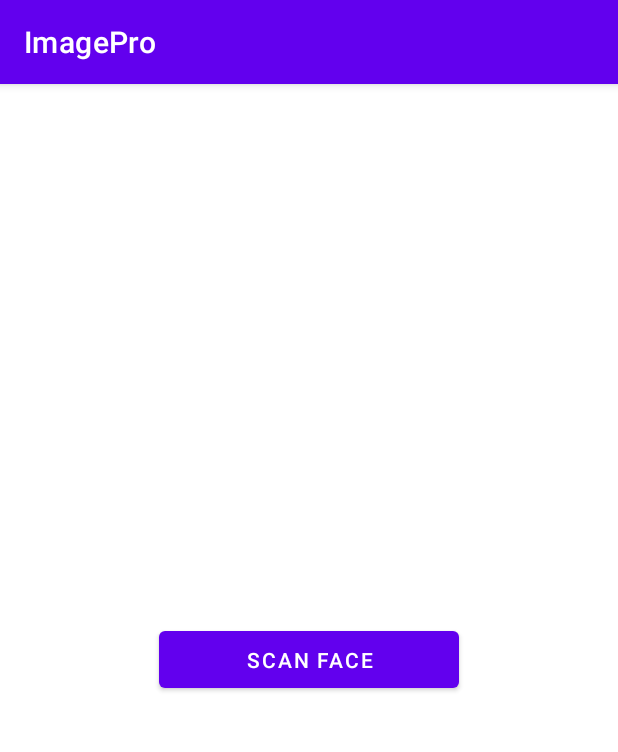
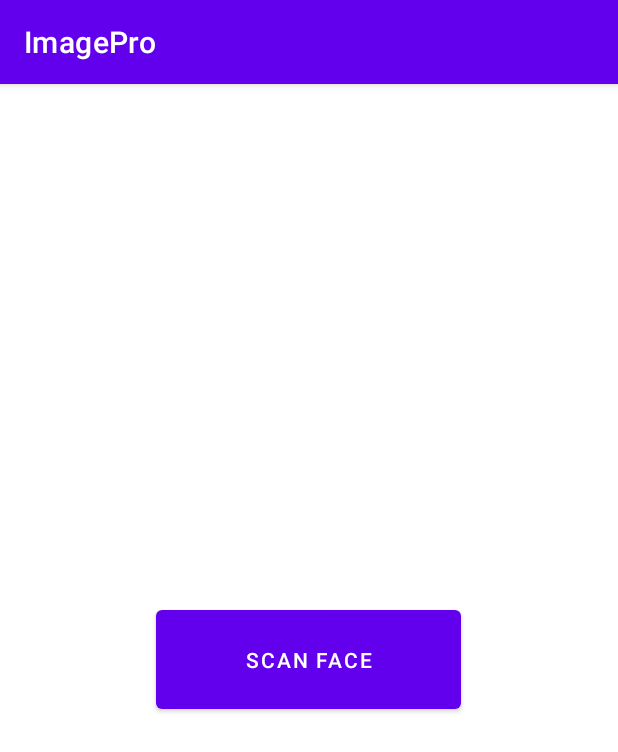
Before and after one commit to nandsk9/ImagePross, an Android app: the screen it shows after launch (MainActivity), on a phone screen of 412 x 824 dp. Shown: the top 752 px of the screen. Run offline under Robolectric (Android 15) with nearby library versions, the phone set to English and light mode, and no system bars.

Commit message:
committed 1:09

```diff
--- a/app/src/main/res/layout/activity_main.xml
+++ b/app/src/main/res/layout/activity_main.xml
@@ -8,9 +8,9 @@
     android:gravity="center">
 
    <Button
-       android:layout_width="200dp"
-       android:layout_height="50dp"
        android:id="@+id/camera_btn"
-       android:text="Scan Face"/>
+       android:layout_width="203dp"
+       android:layout_height="78dp"
+       android:text="Scan Face" />
 
 </LinearLayout>
```
Also changed, not shown: app/src/main/java/com/bot/imagepro/CameraActivity.java (+30 -1 lines).
